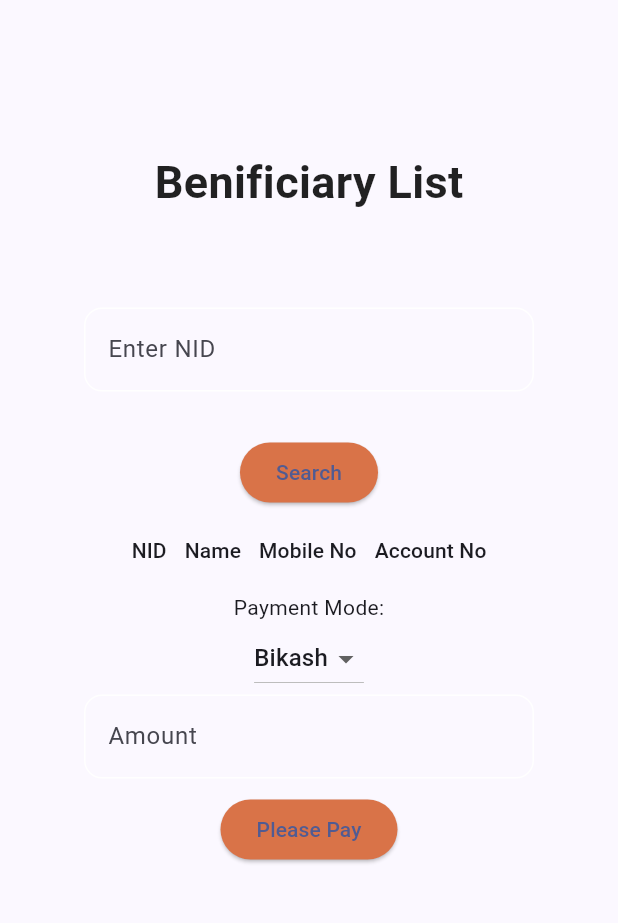
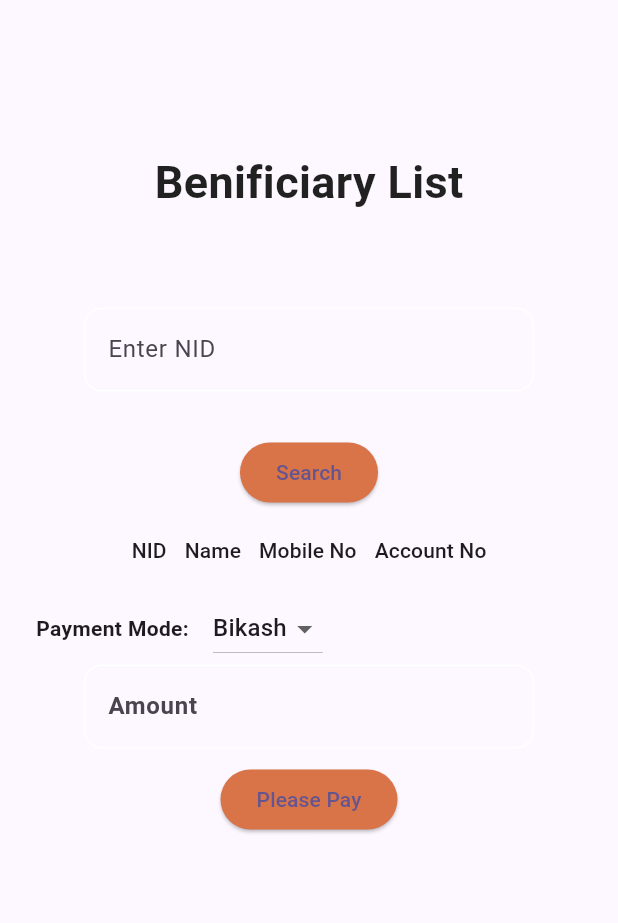
Before and after one commit to Taseen23/Applications_Managment_System, a Flutter app: the Report screen opened by its route, on a phone screen of 412 x 824 dp, the part 84-1007 px from its top. Run offline on Flutter 3.47's test engine with Material 3 defaults, Android fonts, the light colour scheme and no system bars; our stand-ins replace carousel_slider, cloud_firestore, file_picker, firebase_auth, firebase_core, firebase_storage and 3 more; missing offline and left inert: flutter_stripe; accounts and stored records are empty.

Commit message:
Some Changes

```diff
--- a/lib/adminpages/benificaries_admin.dart
+++ b/lib/adminpages/benificaries_admin.dart
@@ -70,6 +70,7 @@ class _ReportState extends State<Report> {
 
   @override
   Widget build(BuildContext context) {
+    var theme = Theme.of(context).colorScheme;
     return Scaffold(
       appBar: AppBar(
         backgroundColor: Color.fromARGB(255, 132, 170, 201),
@@ -169,9 +170,22 @@ class _ReportState extends State<Report> {
                   ),
                 Container(
                   alignment: Alignment.center,
+                  child: Padding(
+                    padding: const EdgeInsets.symmetric(horizontal: 24),
                     child: Column(
                       children: [
-                      Text('Payment Mode:'),
+                        Row(
+                          children: [
+                            Text(
+                              'Payment Mode:',
+                              style: TextStyle(fontWeight: FontWeight.bold),
+                              // style: TextStyle(color: theme.onSecondary),
+                            ),
+                            SizedBox(
+                              width: 16,
+                            ),
+                            Row(
+                              children: [
                                 DropdownButton<String>(
                                   value: selectedOption,
                                   onChanged: (String? newValue) {
@@ -180,13 +194,20 @@ class _ReportState extends State<Report> {
                                     });
                                   },
                                   items: <String>['Bikash', 'Nagad']
-                            .map<DropdownMenuItem<String>>((String value) {
+                                      .map<DropdownMenuItem<String>>(
+                                          (String value) {
                                     return DropdownMenuItem<String>(
                                       value: value,
                                       child: Text(value),
                                     );
                                   }).toList(),
                                 ),
+                              ],
+                            )
+                          ],
+                        ),
+                        //Text('Payment Mode:'),
+
                         SizedBox(
                           width: 300,
                           child: TextFormField(
@@ -198,8 +219,10 @@ class _ReportState extends State<Report> {
                                   borderRadius: BorderRadius.circular(12),
                                 ),
                                 hintText: "Enter Amount",
-                            labelText: "Amount",
-                          ),
+                                label: Text(
+                                  'Amount',
+                                  style: TextStyle(fontWeight: FontWeight.bold),
+                                )),
                           ),
                         ),
                         SizedBox(
@@ -235,6 +258,7 @@ class _ReportState extends State<Report> {
                           ),
                         ),
                       ],
+                    ),
                   ),
                 ),
               ],
```
Also changed, not shown: lib/main.dart (+13 -1 lines). Lines whose indentation alone changed are shown as unchanged.
